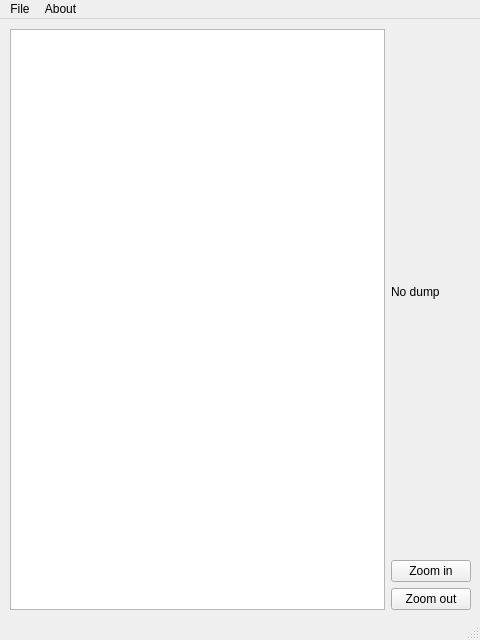
The window that icdv/Gui/mainscene.ui (MIPT-ILab-Compilers/ICDV) describes before a commit, drawn with Qt 5.
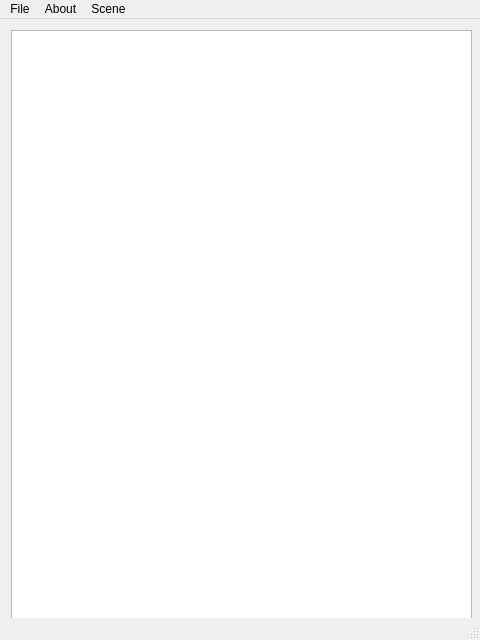
The same window after the commit.

What changed in the file:
```diff
--- a/icdv/Gui/mainscene.ui
+++ b/icdv/Gui/mainscene.ui
@@ -14,41 +14,15 @@
    <string>MainWindow</string>
   </property>
   <widget class="QWidget" name="centralwidget">
-   <widget class="QWidget" name="">
+   <widget class="QGraphicsView" name="CFGView">
     <property name="geometry">
      <rect>
-      <x>10</x>
-      <y>10</y>
+      <x>11</x>
+      <y>11</y>
       <width>461</width>
-      <height>581</height>
+      <height>591</height>
      </rect>
     </property>
-    <layout class="QGridLayout" name="gridLayout">
-     <item row="0" column="0" rowspan="3">
-      <widget class="QGraphicsView" name="CFGView"/>
-     </item>
-     <item row="0" column="1">
-      <widget class="QLabel" name="DumpProp">
-       <property name="text">
-        <string>No dump</string>
-       </property>
-      </widget>
-     </item>
-     <item row="1" column="1">
-      <widget class="QPushButton" name="ZoomInButton">
-       <property name="text">
-        <string>Zoom in</string>
-       </property>
-      </widget>
-     </item>
-     <item row="2" column="1">
-      <widget class="QPushButton" name="ZoomOutButton">
-       <property name="text">
-        <string>Zoom out</string>
-       </property>
-      </widget>
-     </item>
-    </layout>
    </widget>
   </widget>
   <widget class="QMenuBar" name="menubar">
@@ -75,8 +49,16 @@
     <addaction name="actionAuthors"/>
     <addaction name="actionVersion"/>
    </widget>
+   <widget class="QMenu" name="menuScene">
+    <property name="title">
+     <string>Scene</string>
+    </property>
+    <addaction name="actionZoom_In"/>
+    <addaction name="actionZoom_Out"/>
+   </widget>
    <addaction name="menuFile"/>
    <addaction name="menuAbout"/>
+   <addaction name="menuScene"/>
   </widget>
   <widget class="QStatusBar" name="statusbar"/>
   <action name="actionOpen">
```
Left out of the diff: 91 changed lines with no effect on the pictures.
